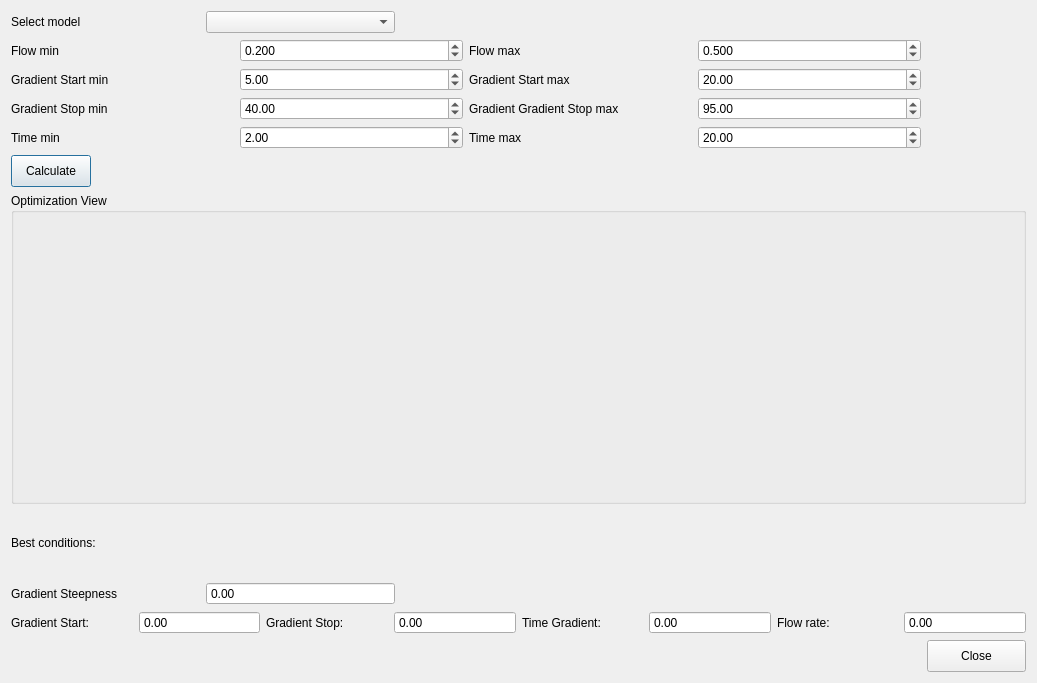
The window that gui/computebestgradient.ui (gmrandazzo/PyLSS) describes before a commit, drawn with Qt 5.
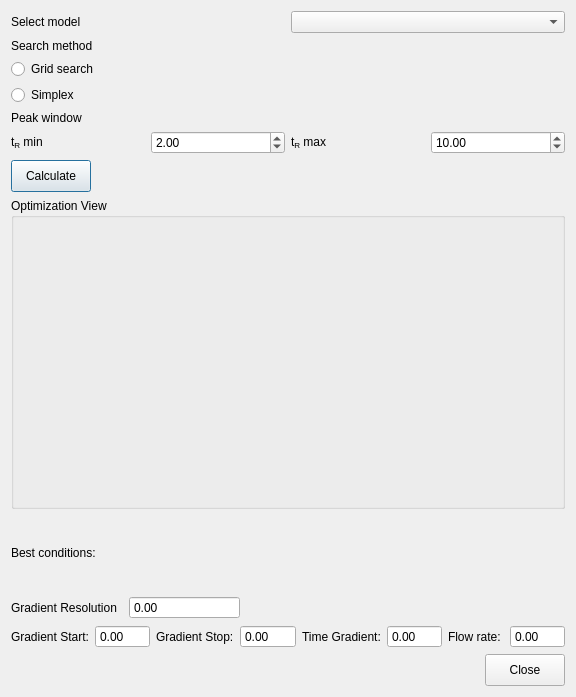
The same window after the commit.

Commit message: Upgraded importfile; Added critical peak viewer in chromatogram and molecule finder

```diff
--- a/gui/computebestgradient.ui
+++ b/gui/computebestgradient.ui
@@ -6,15 +6,17 @@
    <rect>
     <x>0</x>
     <y>0</y>
-    <width>1037</width>
-    <height>683</height>
+    <width>576</width>
+    <height>697</height>
    </rect>
   </property>
   <property name="windowTitle">
    <string>Compute best gradient conditions</string>
   </property>
   <layout class="QGridLayout" name="gridLayout_2">
-   <item row="0" column="0">
+   <item row="0" column="0" colspan="3">
+    <layout class="QGridLayout" name="gridLayout">
+     <item row="0" column="0" colspan="2">
     <layout class="QHBoxLayout" name="horizontalLayout">
      <item>
       <widget class="QLabel" name="label_4">
@@ -28,138 +30,105 @@
      </item>
     </layout>
    </item>
-   <item row="1" column="0" colspan="2">
-    <layout class="QGridLayout" name="gridLayout">
-     <item row="0" column="0">
-      <widget class="QLabel" name="label">
-       <property name="text">
-        <string>Flow min</string>
-       </property>
-      </widget>
-     </item>
-     <item row="0" column="1">
-      <widget class="QDoubleSpinBox" name="flowMinSpinBox">
-       <property name="decimals">
-        <number>3</number>
-       </property>
-       <property name="minimum">
-        <double>0.000000000000000</double>
-       </property>
-       <property name="value">
-        <double>0.200000000000000</double>
-       </property>
-      </widget>
-     </item>
-     <item row="0" column="2">
-      <widget class="QLabel" name="label_2">
-       <property name="text">
-        <string>Flow max</string>
-       </property>
-      </widget>
-     </item>
-     <item row="0" column="3">
-      <widget class="QDoubleSpinBox" name="flowMaxSpinBox">
-       <property name="decimals">
-        <number>3</number>
-       </property>
-       <property name="value">
-        <double>0.500000000000000</double>
-       </property>
-      </widget>
-     </item>
      <item row="1" column="0">
-      <widget class="QLabel" name="label_3">
+      <layout class="QVBoxLayout" name="verticalLayout_2">
+       <item>
+        <widget class="QLabel" name="label_2">
        <property name="text">
-        <string>Gradient Start min</string>
-       </property>
-      </widget>
+          <string>Search method</string>
+         </property>
+        </widget>
+       </item>
+       <item>
+        <widget class="QRadioButton" name="radioButton">
+         <property name="text">
+          <string>Grid search</string>
+         </property>
+        </widget>
+       </item>
+       <item>
+        <widget class="QRadioButton" name="radioButton_2">
+         <property name="text">
+          <string>Simplex</string>
+         </property>
+        </widget>
+       </item>
+      </layout>
      </item>
      <item row="1" column="1">
-      <widget class="QDoubleSpinBox" name="GStartMinSpinBox">
-       <property name="value">
-        <double>5.000000000000000</double>
+      <spacer name="horizontalSpacer_4">
+       <property name="orientation">
+        <enum>Qt::Horizontal</enum>
        </property>
-      </widget>
-     </item>
-     <item row="1" column="2">
-      <widget class="QLabel" name="label_7">
-       <property name="text">
-        <string>Gradient Start max</string>
+       <property name="sizeHint" stdset="0">
+        <size>
+         <width>40</width>
+         <height>20</height>
+        </size>
        </property>
-      </widget>
+      </spacer>
      </item>
-     <item row="1" column="3">
-      <widget class="QDoubleSpinBox" name="GSartMaxSpinBox">
-       <property name="value">
-        <double>20.000000000000000</double>
-       </property>
-      </widget>
-     </item>
-     <item row="2" column="0">
-      <widget class="QLabel" name="label_5">
+     <item row="2" column="0" colspan="2">
+      <layout class="QVBoxLayout" name="verticalLayout">
+       <item>
+        <widget class="QLabel" name="label">
        <property name="text">
-        <string>Gradient Stop min</string>
+          <string>Peak window</string>
        </property>
       </widget>
      </item>
-     <item row="2" column="1">
-      <widget class="QDoubleSpinBox" name="GStoptMinSpinBox">
-       <property name="value">
-        <double>40.000000000000000</double>
-       </property>
-      </widget>
-     </item>
-     <item row="2" column="2">
-      <widget class="QLabel" name="label_6">
+       <item>
+        <layout class="QHBoxLayout" name="horizontalLayout_5">
+         <item>
+          <widget class="QLabel" name="label_3">
        <property name="text">
-        <string>Gradient Gradient Stop max</string>
+            <string>&lt;html&gt;&lt;head/&gt;&lt;body&gt;&lt;p&gt;t&lt;span style=&quot; vertical-align:sub;&quot;&gt;R&lt;/span&gt; min&lt;/p&gt;&lt;/body&gt;&lt;/html&gt;</string>
        </property>
       </widget>
      </item>
-     <item row="2" column="3">
-      <widget class="QDoubleSpinBox" name="GStopMaxSpinBox">
-       <property name="value">
-        <double>95.000000000000000</double>
-       </property>
-      </widget>
-     </item>
-     <item row="3" column="0">
-      <widget class="QLabel" name="label_8">
-       <property name="text">
-        <string>Time min</string>
-       </property>
-      </widget>
-     </item>
-     <item row="3" column="1">
-      <widget class="QDoubleSpinBox" name="timeMinSpinBox">
+         <item>
+          <widget class="QDoubleSpinBox" name="tr_min">
+           <property name="decimals">
+            <number>2</number>
+           </property>
        <property name="minimum">
-        <double>1.000000000000000</double>
+            <double>0.000000000000000</double>
+           </property>
+           <property name="maximum">
+            <double>999999999.000000000000000</double>
        </property>
        <property name="value">
         <double>2.000000000000000</double>
        </property>
       </widget>
      </item>
-     <item row="3" column="2">
-      <widget class="QLabel" name="label_9">
+         <item>
+          <widget class="QLabel" name="label_5">
        <property name="text">
-        <string>Time max</string>
+            <string>&lt;html&gt;&lt;head/&gt;&lt;body&gt;&lt;p&gt;t&lt;span style=&quot; vertical-align:sub;&quot;&gt;R&lt;/span&gt; max&lt;/p&gt;&lt;/body&gt;&lt;/html&gt;</string>
        </property>
       </widget>
      </item>
-     <item row="3" column="3">
-      <widget class="QDoubleSpinBox" name="timeMaxSpinBox">
+         <item>
+          <widget class="QDoubleSpinBox" name="tr_max">
+           <property name="decimals">
+            <number>2</number>
+           </property>
        <property name="maximum">
-        <double>200.000000000000000</double>
+            <double>999999999.000000000000000</double>
        </property>
        <property name="value">
-        <double>20.000000000000000</double>
+            <double>10.000000000000000</double>
        </property>
       </widget>
      </item>
     </layout>
    </item>
-   <item row="2" column="0" colspan="3">
+      </layout>
+     </item>
+    </layout>
+   </item>
+   <item row="1" column="0" colspan="3">
     <layout class="QHBoxLayout" name="horizontalLayout_3">
      <item>
       <widget class="QPushButton" name="calculateButton">
@@ -189,7 +158,7 @@
      </item>
     </layout>
    </item>
-   <item row="3" column="0" colspan="3">
+   <item row="2" column="0" colspan="3">
     <widget class="QGroupBox" name="plotterBox">
      <property name="minimumSize">
       <size>
@@ -202,19 +171,21 @@
      </property>
     </widget>
    </item>
-   <item row="4" column="0">
+   <item row="3" column="0">
+    <layout class="QVBoxLayout" name="verticalLayout_3">
+     <item>
     <widget class="QLabel" name="label_10">
      <property name="text">
       <string>Best conditions:</string>
      </property>
     </widget>
    </item>
-   <item row="5" column="0">
+     <item>
     <layout class="QHBoxLayout" name="horizontalLayout_4">
      <item>
       <widget class="QLabel" name="label_15">
        <property name="text">
-        <string>Gradient Steepness</string>
+          <string>Gradient Resolution</string>
        </property>
       </widget>
      </item>
@@ -230,7 +201,9 @@
      </item>
     </layout>
    </item>
-   <item row="5" column="1" colspan="2">
+    </layout>
+   </item>
+   <item row="3" column="1" colspan="2">
     <spacer name="horizontalSpacer_3">
      <property name="orientation">
       <enum>Qt::Horizontal</enum>
@@ -243,7 +216,7 @@
      </property>
     </spacer>
    </item>
-   <item row="6" column="0" colspan="3">
+   <item row="4" column="0" colspan="3">
     <layout class="QHBoxLayout" name="horizontalLayout_2">
      <item>
       <widget class="QLabel" name="label_11">
@@ -315,7 +288,7 @@
      </item>
     </layout>
    </item>
-   <item row="7" column="0" colspan="2">
+   <item row="5" column="0" colspan="2">
     <spacer name="horizontalSpacer">
      <property name="orientation">
       <enum>Qt::Horizontal</enum>
@@ -328,7 +301,7 @@
      </property>
     </spacer>
    </item>
-   <item row="7" column="2">
+   <item row="5" column="2">
     <widget class="QPushButton" name="closeButton">
      <property name="maximumSize">
       <size>
```
Left out of the diff: 28 changed lines with no effect on the pictures. Lines whose indentation alone changed are shown as unchanged. The commit also changes 9 other files.
